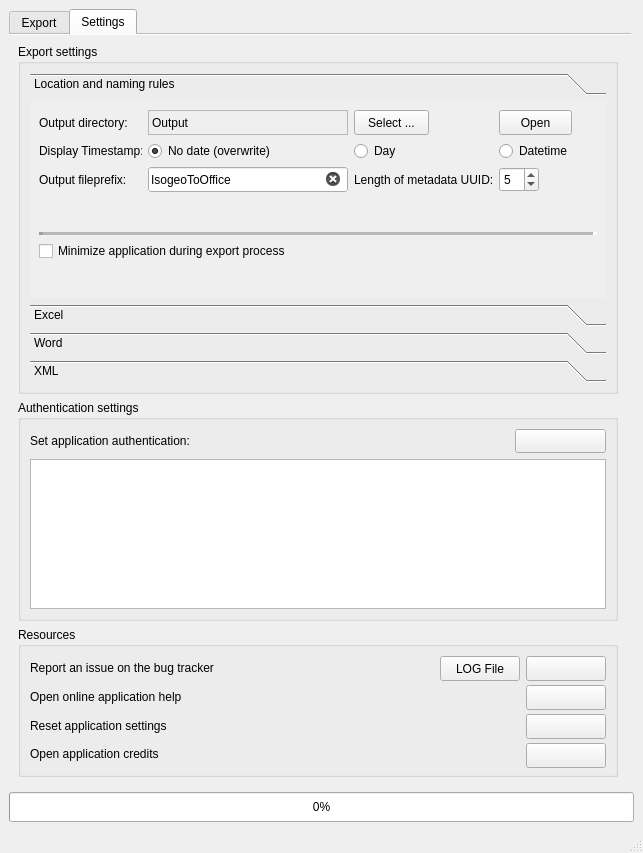
isogeo/isogeo-2-office, file modules/ui/main/ui_win_IsogeoToOffice.ui: the form before one commit.
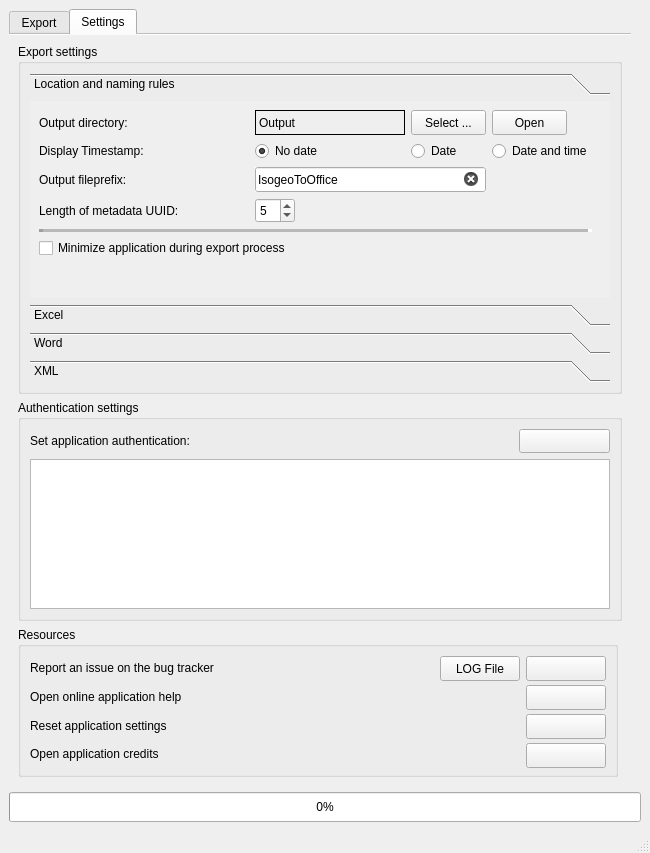
The form after the commit. The open tabs and pages were chosen to show the change. Icons and pictures are not drawn.

What changed in the file:
```diff
--- a/modules/ui/main/ui_win_IsogeoToOffice.ui
+++ b/modules/ui/main/ui_win_IsogeoToOffice.ui
@@ -6,19 +6,19 @@
    <rect>
     <x>0</x>
     <y>0</y>
-    <width>643</width>
+    <width>650</width>
     <height>853</height>
    </rect>
   </property>
   <property name="minimumSize">
    <size>
-    <width>643</width>
-    <height>795</height>
+    <width>650</width>
+    <height>853</height>
    </size>
   </property>
   <property name="maximumSize">
    <size>
-    <width>643</width>
+    <width>650</width>
     <height>853</height>
    </size>
   </property>
@@ -59,7 +59,7 @@
       </property>
       <property name="maximumSize">
        <size>
-        <width>800</width>
+        <width>850</width>
         <height>1500</height>
        </size>
       </property>
@@ -910,7 +910,7 @@
           </property>
           <property name="maximumSize">
            <size>
-            <width>600</width>
+            <width>850</width>
             <height>450</height>
            </size>
           </property>
@@ -925,13 +925,13 @@
             <widget class="QToolBox" name="tlb_settings">
              <property name="minimumSize">
               <size>
-               <width>450</width>
+               <width>500</width>
                <height>250</height>
               </size>
              </property>
              <property name="maximumSize">
               <size>
-               <width>600</width>
+               <width>800</width>
                <height>500</height>
               </size>
              </property>
@@ -943,7 +943,7 @@
                <rect>
                 <x>0</x>
                 <y>0</y>
-                <width>580</width>
+                <width>586</width>
                 <height>194</height>
                </rect>
               </property>
@@ -969,20 +969,72 @@
               <layout class="QGridLayout" name="gridLayout">
                <item row="0" column="1" colspan="2">
                 <layout class="QGridLayout" name="gridLayout_2">
-                 <item row="2" column="3">
-                  <widget class="QRadioButton" name="rdb_timestamp_datetime">
+                 <item row="4" column="0">
+                  <widget class="QLabel" name="lbl_uid">
+                   <property name="minimumSize">
+                    <size>
+                     <width>210</width>
+                     <height>20</height>
+                    </size>
+                   </property>
+                   <property name="maximumSize">
+                    <size>
+                     <width>200</width>
+                     <height>25</height>
+                    </size>
+                   </property>
                    <property name="text">
-                    <string>Datetime</string>
+                    <string>Length of metadata UUID:</string>
                    </property>
                   </widget>
                  </item>
-                 <item row="2" column="1">
-                  <widget class="QRadioButton" name="rdb_timestamp_no">
-                   <property name="text">
-                    <string>No date (overwrite)</string>
+                 <item row="4" column="1">
+                  <widget class="QSpinBox" name="int_md_uuid">
+                   <property name="minimumSize">
+                    <size>
+                     <width>30</width>
+                     <height>25</height>
+                    </size>
                    </property>
-                   <property name="checked">
-                    <bool>true</bool>
+                   <property name="maximumSize">
+                    <size>
+                     <width>40</width>
+                     <height>40</height>
+                    </size>
+                   </property>
+                   <property name="toolTip">
+                    <string>Useful to avoid name conflicts</string>
+                   </property>
+                   <property name="showGroupSeparator" stdset="0">
+                    <bool>false</bool>
+                   </property>
+                   <property name="maximum">
+                    <number>8</number>
+                   </property>
+                   <property name="value">
+                    <number>5</number>
+                   </property>
+                  </widget>
+                 </item>
+                 <item row="1" column="2">
+                  <widget class="QPushButton" name="btn_directory_change">
+                   <property name="minimumSize">
+                    <size>
+                     <width>75</width>
+                     <height>25</height>
+                    </size>
+                   </property>
+                   <property name="maximumSize">
+                    <size>
+                     <width>75</width>
+                     <height>35</height>
+                    </size>
+                   </property>
+                   <property name="toolTip">
+                    <string>Change the output folder</string>
+                   </property>
+                   <property name="text">
+                    <string notr="true">Select ...</string>
                    </property>
                   </widget>
                  </item>
@@ -1010,10 +1062,16 @@
                     <bool>true</bool>
                    </property>
                    <property name="frameShape">
-                    <enum>QFrame::StyledPanel</enum>
+                    <enum>QFrame::Panel</enum>
                    </property>
                    <property name="frameShadow">
-                    <enum>QFrame::Sunken</enum>
+                    <enum>QFrame::Plain</enum>
+                   </property>
+                   <property name="lineWidth">
+                    <number>1</number>
+                   </property>
+                   <property name="midLineWidth">
+                    <number>1</number>
                    </property>
                    <property name="text">
                     <string>Output</string>
@@ -1023,6 +1081,19 @@
                    </property>
                   </widget>
                  </item>
+                 <item row="2" column="1">
+                  <widget class="QRadioButton" name="rdb_timestamp_no">
+                   <property name="toolTip">
+                    <string>No date (overwrite)</string>
+                   </property>
+                   <property name="text">
+                    <string>No date</string>
+                   </property>
+                   <property name="checked">
+                    <bool>true</bool>
+                   </property>
+                  </widget>
+                 </item>
                  <item row="1" column="0">
                   <widget class="QLabel" name="lbl_output_folder">
                    <property name="minimumSize">
@@ -1042,20 +1113,49 @@
                    </property>
                   </widget>
                  </item>
-                 <item row="6" column="0" colspan="5">
-                  <widget class="Line" name="line">
-                   <property name="lineWidth">
-                    <number>4</number>
+                 <item row="2" column="3">
+                  <widget class="QRadioButton" name="rdb_timestamp_datetime">
+                   <property name="toolTip">
+                    <string>Datetime</string>
                    </property>
-                   <property name="midLineWidth">
-                    <number>4</number>
+                   <property name="text">
+                    <string>Date and time</string>
                    </property>
+                  </widget>
+                 </item>
+                 <item row="7" column="0" colspan="5">
+                  <spacer name="verticalSpacer_3">
                    <property name="orientation">
-                    <enum>Qt::Horizontal</enum>
+                    <enum>Qt::Vertical</enum>
+                   </property>
+                   <property name="sizeHint" stdset="0">
+                    <size>
+                     <width>20</width>
+                     <height>40</height>
+                    </size>
+                   </property>
+                  </spacer>
+                 </item>
+                 <item row="2" column="0">
+                  <widget class="QLabel" name="lbl_timestamp">
+                   <property name="minimumSize">
+                    <size>
+                     <width>100</width>
+                     <height>20</height>
+                    </size>
+                   </property>
+                   <property name="maximumSize">
+                    <size>
+                     <width>200</width>
+                     <height>25</height>
+                    </size>
+                   </property>
+                   <property name="text">
+                    <string>Display Timestamp:</string>
                    </property>
                   </widget>
                  </item>
-                 <item row="7" column="0" colspan="2">
+                 <item row="6" column="0" colspan="2">
                   <widget class="QCheckBox" name="chb_systray_minimize">
                    <property name="toolTip">
                     <string>Minimize application into systray icon (near to the clock)</string>
@@ -1074,64 +1174,13 @@
                    </property>
                   </widget>
                  </item>
-                 <item row="8" column="0" colspan="5">
-                  <spacer name="verticalSpacer_3">
-                   <property name="orientation">
-                    <enum>Qt::Vertical</enum>
-                   </property>
-                   <property name="sizeHint" stdset="0">
-                    <size>
-                     <width>20</width>
-                     <height>40</height>
-                    </size>
-                   </property>
-                  </spacer>
-                 </item>
                  <item row="2" column="2">
                   <widget class="QRadioButton" name="rdb_timestamp_day">
-                   <property name="text">
+                   <property name="toolTip">
                     <string>Day</string>
                    </property>
-                  </widget>
-                 </item>
-                 <item row="1" column="2">
-                  <widget class="QToolButton" name="btn_directory_change">
-                   <property name="minimumSize">
-                    <size>
-                     <width>30</width>
-                     <height>25</height>
-                    </size>
-                   </property>
-                   <property name="maximumSize">
-                    <size>
-                     <width>75</width>
-                     <height>35</height>
-                    </size>
-                   </property>
-                   <property name="toolTip">
-                    <string>Change the output folder</string>
-                   </property>
                    <property name="text">
-                    <string notr="true">Select ...</string>
-                   </property>
-                  </widget>
-                 </item>
-                 <item row="2" column="0">
-                  <widget class="QLabel" name="lbl_timestamp">
-                   <property name="minimumSize">
-                    <size>
-                     <width>100</width>
-                     <height>20</height>
-                    </size>
-                   </property>
-                   <property name="maximumSize">
-                    <size>
-                     <width>200</width>
-                     <height>25</height>
-                    </size>
-                   </property>
-                   <property name="text">
-                    <string>Display Timestamp:</string>
+                    <string>Date</string>
                    </property>
                   </widget>
                  </item>
@@ -1139,7 +1188,7 @@
                   <widget class="QPushButton" name="btn_open_output_folder">
                    <property name="minimumSize">
                     <size>
-                     <width>30</width>
+                     <width>75</width>
                      <height>25</height>
                     </size>
                    </property>
@@ -1161,20 +1210,26 @@
                    </property>
                   </widget>
                  </item>
-                 <item row="5" column="0" colspan="5">
-                  <spacer name="verticalSpacer_4">
-                   <property name="orientation">
-                    <enum>Qt::Vertical</enum>
+                 <item row="3" column="0">
+                  <widget class="QLabel" name="lbl_output_fileprefix">
+                   <property name="minimumSize">
+                    <size>
+                     <width>200</width>
+                     <height>20</height>
+                    </size>
                    </property>
-                   <property name="sizeHint" stdset="0">
+                   <property name="maximumSize">
                     <size>
-                     <width>20</width>
-                     <height>40</height>
+                     <width>200</width>
+                     <height>25</height>
                     </size>
                    </property>
-                  </spacer>
+                   <property name="text">
+                    <string>Output fileprefix:</string>
+                   </property>
+                  </widget>
                  </item>
-                 <item row="3" column="1">
+                 <item row="3" column="1" colspan="2">
                   <widget class="QLineEdit" name="txt_output_fileprefix">
                    <property name="minimumSize">
                     <size>
@@ -1214,84 +1269,18 @@
                    </property>
                   </widget>
                  </item>
-                 <item row="3" column="0">
-                  <widget class="QLabel" name="lbl_output_fileprefix">
-                   <property name="minimumSize">
-                    <size>
-                     <width>100</width>
-                     <height>20</height>
-                    </size>
+                 <item row="5" column="0" colspan="4">
+                  <widget class="Line" name="line">
+                   <property name="lineWidth">
+                    <number>4</number>
                    </property>
-                   <property name="maximumSize">
-                    <size>
-                     <width>200</width>
-                     <height>25</height>
-                    </size>
+                   <property name="midLineWidth">
+                    <number>4</number>
                    </property>
-                   <property name="text">
-                    <string>Output fileprefix:</string>
-                   </property>
-                  </widget>
-                 </item>
-                 <item row="3" column="2">
-                  <widget class="QLabel" name="lbl_uid">
-                   <property name="minimumSize">
-                    <size>
-                     <width>100</width>
-                     <height>20</height>
-                    </size>
-                   </property>
-                   <property name="maximumSize">
-                    <size>
-                     <width>200</width>
-                     <height>25</height>
-                    </size>
-                   </property>
-                   <property name="text">
-                    <string>Length of metadata UUID:</string>
-                   </property>
-                  </widget>
-                 </item>
-                 <item row="3" column="3">
-                  <widget class="QSpinBox" name="int_md_uuid">
-                   <property name="minimumSize">
-                    <size>
-                     <width>30</width>
-                     <height>25</height>
-                    </size>
-                   </property>
-                   <property name="maximumSize">
-                    <size>
-                     <width>40</width>
-                     <height>40</height>
-                    </size>
-                   </property>
-                   <property name="toolTip">
-                    <string>Useful to avoid name conflicts</string>
-                   </property>
-                   <property name="showGroupSeparator" stdset="0">
-                    <bool>false</bool>
-                   </property>
-                   <property name="maximum">
-                    <number>8</number>
-                   </property>
-                   <property name="value">
-                    <number>5</number>
-                   </property>
-                  </widget>
-                 </item>
-                 <item row="1" column="4" rowspan="4">
-                  <spacer name="horizontalSpacer_2">
                    <property name="orientation">
                     <enum>Qt::Horizontal</enum>
                    </property>
-                   <property name="sizeHint" stdset="0">
-                    <size>
-                     <width>20</width>
-                     <height>20</height>
-                    </size>
-                   </property>
-                  </spacer>
+                  </widget>
                  </item>
                 </layout>
                </item>
@@ -1621,7 +1610,7 @@
           </property>
           <property name="maximumSize">
            <size>
-            <width>600</width>
+            <width>800</width>
             <height>16777215</height>
            </size>
           </property>
```
Left out of the diff: 121 changed lines with no effect on the pictures.
